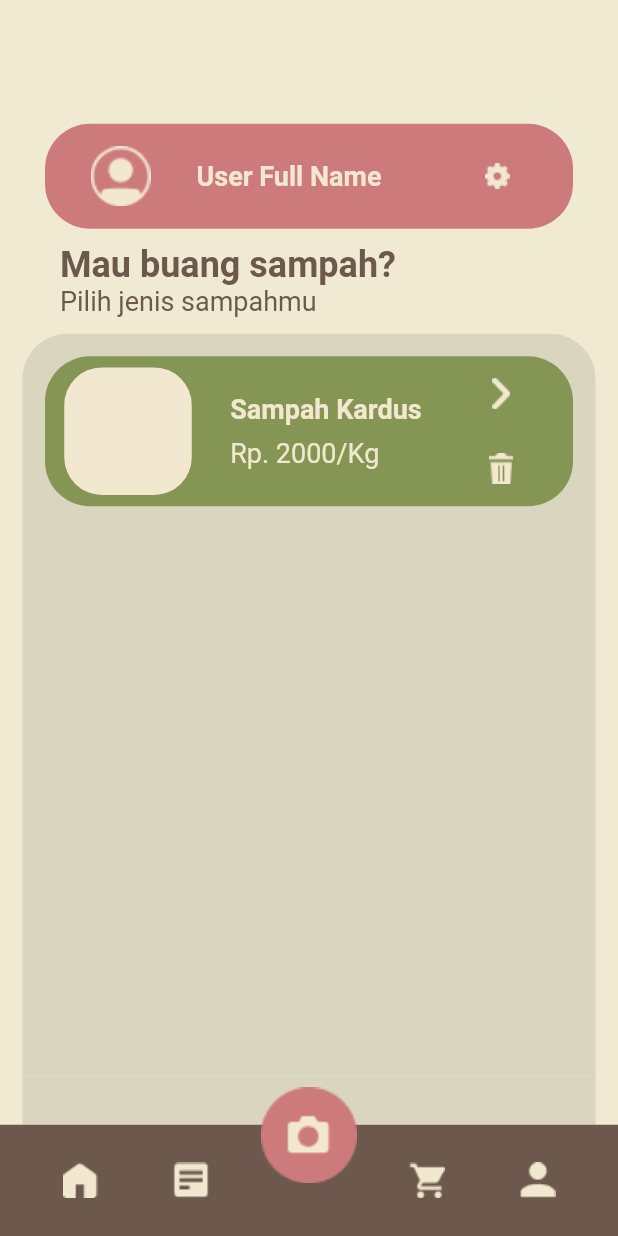
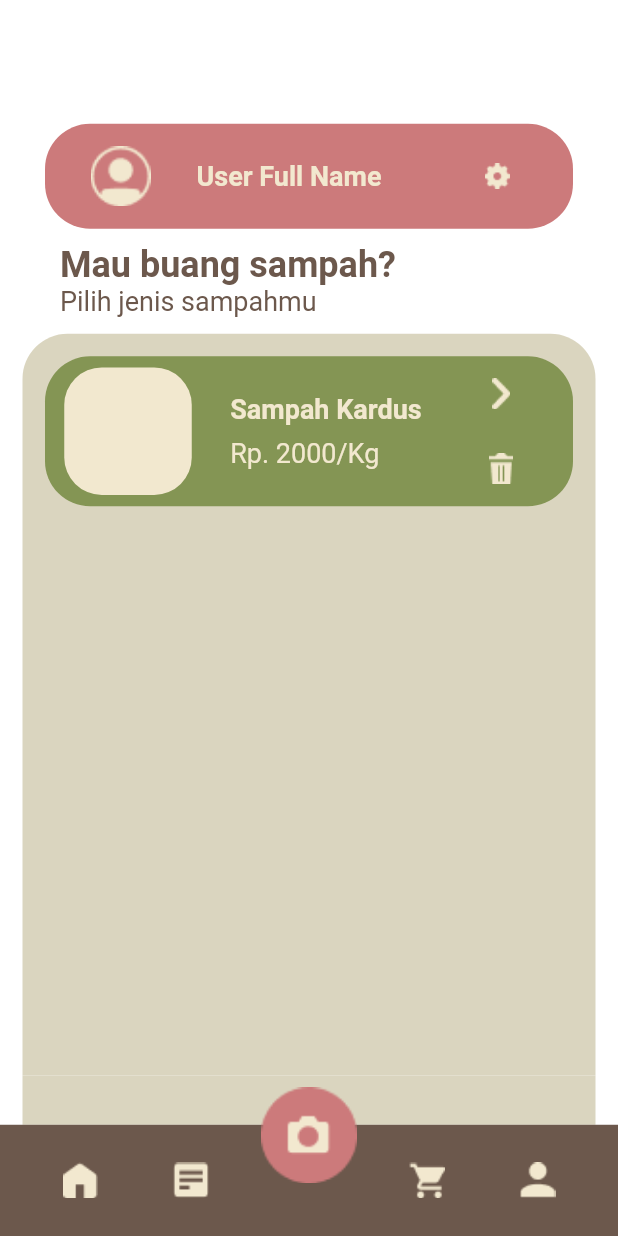
Before and after one commit to zzeeyyaa/Trash-Classification, a Flutter app: the screen it shows after launch, on a phone screen of 412 x 824 dp. Run offline on Flutter 3.47's test engine with Material 2 defaults, Android fonts, the light colour scheme and no system bars; our stand-ins replace get.

Commit message:
fix background color

```diff
--- a/lib/app/modules/home/views/home_view.dart
+++ b/lib/app/modules/home/views/home_view.dart
@@ -10,7 +10,7 @@ class HomeView extends GetView<HomeController> {
   @override
   Widget build(BuildContext context) {
     return Scaffold(
-      backgroundColor: Color(0xffF0EAD2),
+      backgroundColor: Color.fromARGB(255, 255, 255, 255),
       body: Column(
         mainAxisAlignment: MainAxisAlignment.end,
         children: [
--- a/lib/app/modules/profile/views/profile_view.dart
+++ b/lib/app/modules/profile/views/profile_view.dart
@@ -10,7 +10,7 @@ class ProfileView extends GetView<ProfileController> {
   @override
   Widget build(BuildContext context) {
     return Scaffold(
-      backgroundColor: Color(0xffF0EAD2),
+      backgroundColor: Color.fromARGB(255, 255, 255, 255),
       body: Container(
         height: Get.height,
         width: Get.width,
```
